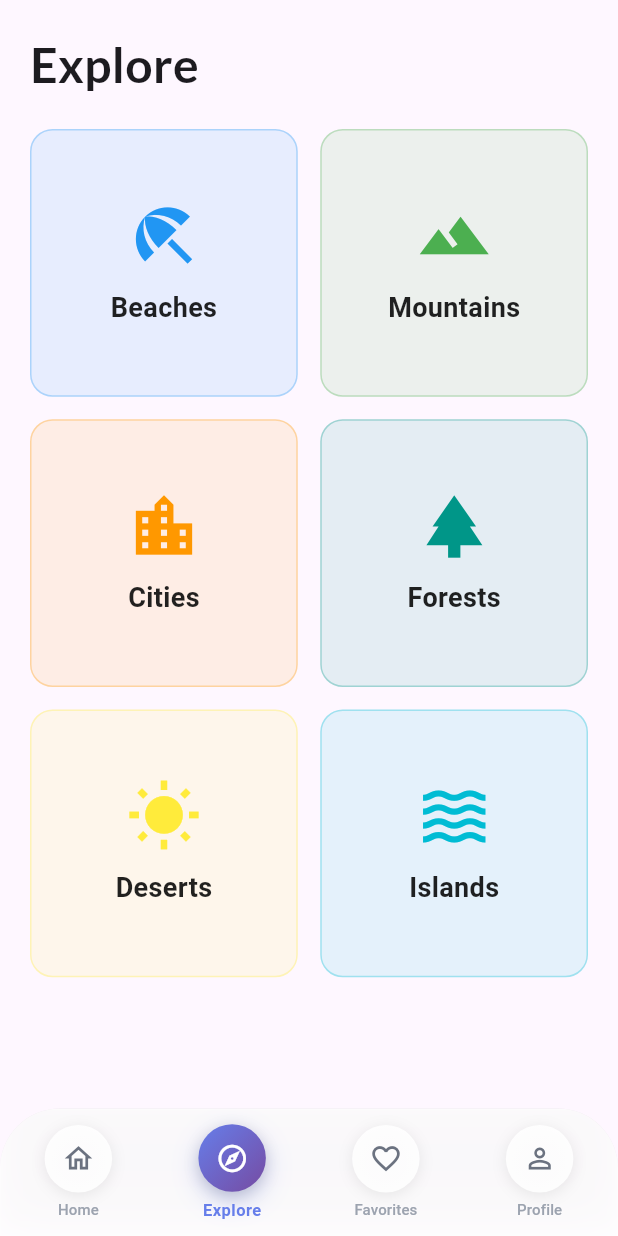
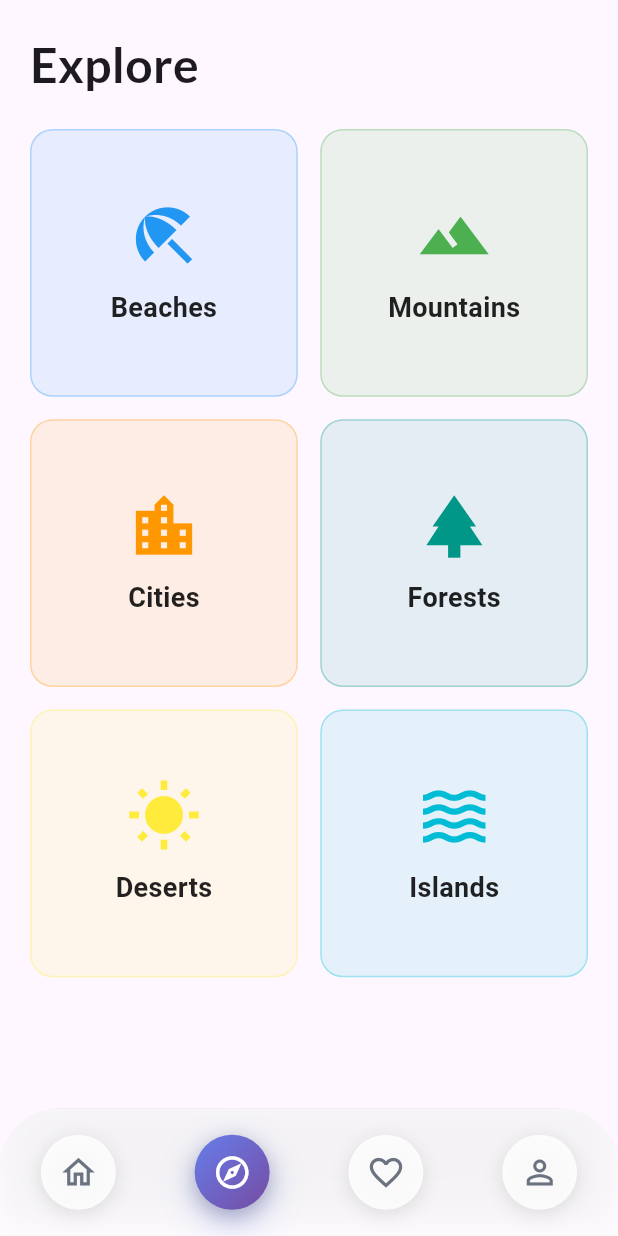
Before and after one commit to Sanjaya-Danushka/TravelNest, a Flutter app: the screen it shows after launch, item 2 of the bottom bar chosen, on a phone screen of 412 x 824 dp. Run offline on Flutter 3.47's test engine with Material 3 defaults, Android fonts, the phone set to English and light mode, and no system bars; Roboto replaces fonts that are missing (SF Pro Display).

Commit message:
bottom navbar trasparen effect setted

```diff
--- a/lib/pages/main_navigation.dart
+++ b/lib/pages/main_navigation.dart
@@ -33,21 +33,21 @@ class _MainNavigationState extends State<MainNavigation> {
           child: Container(
             height: 75,
             decoration: BoxDecoration(
-              color: Colors.white.withOpacity(0.8),
+              color: Colors.white.withOpacity(0.7),
               border: Border.all(
-                color: Colors.white.withOpacity(0.2),
+                color: Colors.white.withOpacity(0.15),
                 width: 1,
               ),
               boxShadow: [
                 BoxShadow(
-                  color: Colors.black.withOpacity(0.08),
-                  blurRadius: 30,
-                  offset: Offset(0, -10),
+                  color: Colors.black.withOpacity(0.1),
+                  blurRadius: 35,
+                  offset: Offset(0, -12),
                 ),
                 BoxShadow(
-                  color: Colors.black.withOpacity(0.03),
-                  blurRadius: 10,
-                  offset: Offset(0, -3),
+                  color: Colors.black.withOpacity(0.05),
+                  blurRadius: 15,
+                  offset: Offset(0, -5),
                 ),
               ],
             ),
@@ -104,8 +104,8 @@ class _MainNavigationState extends State<MainNavigation> {
             AnimatedContainer(
               duration: Duration(milliseconds: 250),
               curve: Curves.easeOutCubic,
-              width: 45,
-              height: 45,
+              width: 50,
+              height: 50,
               decoration: BoxDecoration(
                 gradient: isSelected
                     ? LinearGradient(
@@ -115,50 +115,37 @@ class _MainNavigationState extends State<MainNavigation> {
                       )
                     : LinearGradient(
                         colors: [
-                          Colors.white.withOpacity(0.9),
-                          Colors.white.withOpacity(0.9),
+                          Colors.white.withOpacity(0.85),
+                          Colors.white.withOpacity(0.85),
                         ],
                       ),
-                borderRadius: BorderRadius.circular(22.5),
+                borderRadius: BorderRadius.circular(25),
                 boxShadow: isSelected
                     ? [
                         BoxShadow(
-                          color: Color(0xFF667EEA).withOpacity(0.3),
-                          blurRadius: 15,
-                          offset: Offset(0, 6),
+                          color: Color(0xFF667EEA).withOpacity(0.4),
+                          blurRadius: 20,
+                          offset: Offset(0, 8),
                         ),
                         BoxShadow(
-                          color: Colors.black.withOpacity(0.15),
-                          blurRadius: 8,
-                          offset: Offset(0, 3),
+                          color: Colors.black.withOpacity(0.2),
+                          blurRadius: 10,
+                          offset: Offset(0, 4),
                         ),
                       ]
                     : [
                         BoxShadow(
-                          color: Colors.black.withOpacity(0.08),
-                          blurRadius: 8,
-                          offset: Offset(0, 2),
+                          color: Colors.black.withOpacity(0.1),
+                          blurRadius: 10,
+                          offset: Offset(0, 3),
                         ),
                       ],
               ),
               child: Icon(
                 icon,
                 color: isSelected ? Colors.white : Color(0xFF6B7280),
-                size: 22,
+                size: 26,
               ),
-            ),
-            SizedBox(height: 6),
-            // Modern text label
-            AnimatedDefaultTextStyle(
-              duration: Duration(milliseconds: 250),
-              style: TextStyle(
-                fontSize: isSelected ? 11 : 10,
-                fontWeight: isSelected ? FontWeight.w700 : FontWeight.w500,
-                color: isSelected ? Color(0xFF667EEA) : Color(0xFF9CA3AF),
-                fontFamily: 'SF Pro Display',
-                letterSpacing: isSelected ? 0.3 : 0.1,
-              ),
-              child: Text(label),
             ),
           ],
         ),
```
